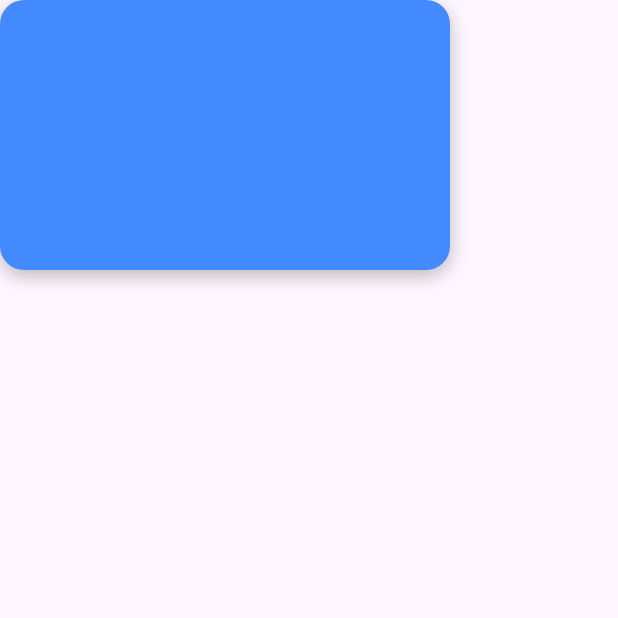
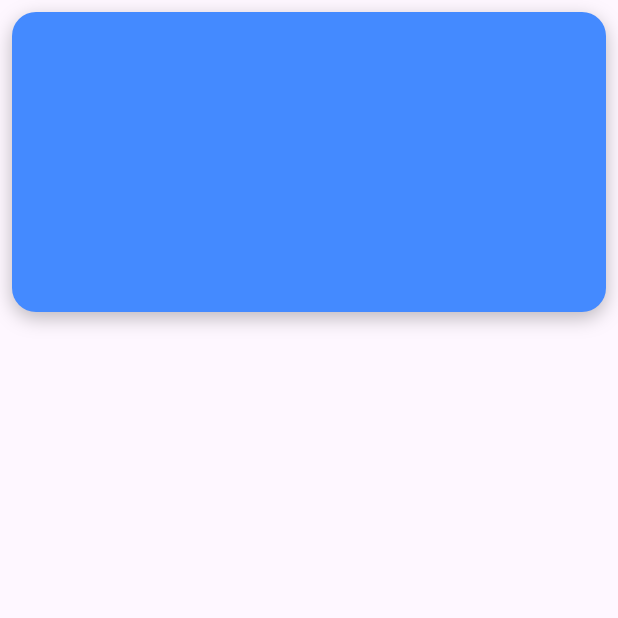
Before and after one commit to Abdibaye/taptopay, a Flutter app: the screen it shows after launch, on a phone screen of 412 x 824 dp, the top half of it. Run offline on Flutter 3.47's test engine with Material 3 defaults, Android fonts, the phone set to English and light mode, and no system bars.

Commit message:
Initial commit

```diff
--- a/lib/homescreen.dart
+++ b/lib/homescreen.dart
@@ -30,9 +30,11 @@ class _HomeScreenState extends State<HomeScreen> {
       child: Stack(
         children: [
           //Background card
-          Container(
-            height: 180,
-            width: 300,
+          Padding(
+            padding: const EdgeInsets.all(8.0),
+            child: Container(
+              height: 200,
+              width: MediaQuery.of(context).size.width,
               decoration: BoxDecoration(
                   color: Colors.blueAccent,
                   borderRadius: BorderRadius.circular(16),
@@ -42,6 +44,7 @@ class _HomeScreenState extends State<HomeScreen> {
                         blurRadius: 10,
                         offset: Offset(0, 4))
                   ]),
+            ),
           )
         ],
       ),
--- a/lib/main.dart
+++ b/lib/main.dart
@@ -12,7 +12,7 @@ class MyApp extends StatelessWidget {
   @override
   Widget build(BuildContext context) {
     return MaterialApp(
-      title: 'Flutter Demo',
+      debugShowCheckedModeBanner: false,
       theme: ThemeData(
         colorScheme: ColorScheme.fromSeed(seedColor: Colors.deepPurple),
         useMaterial3: true,
```
Lines whose indentation alone changed are shown as unchanged.
